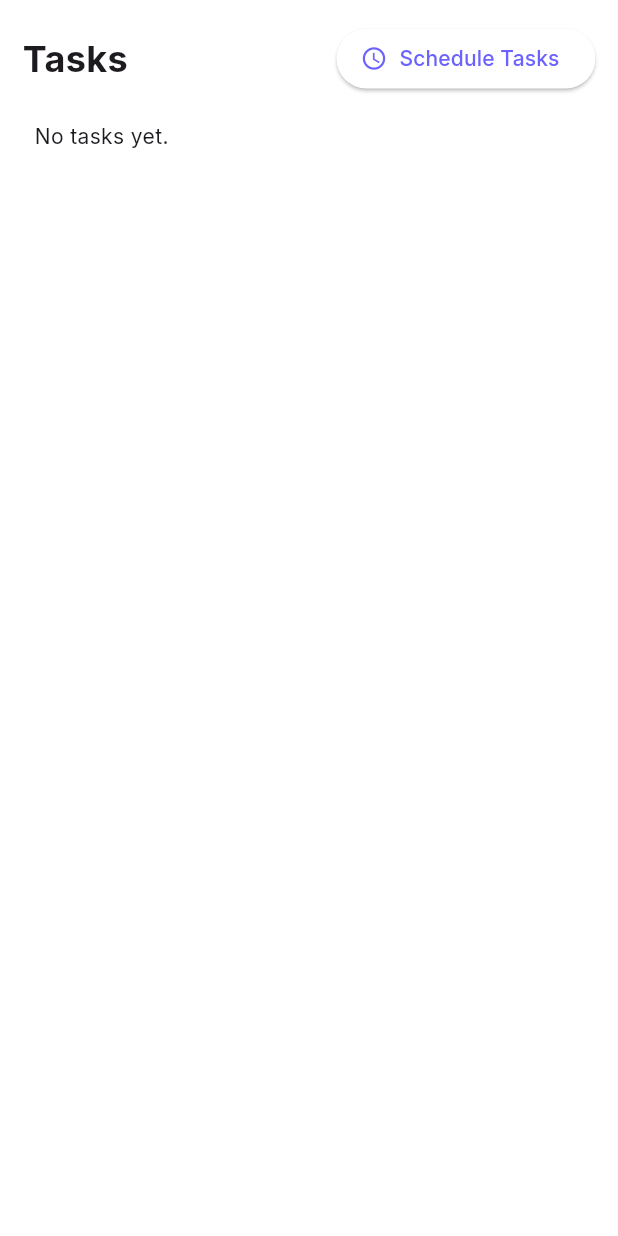
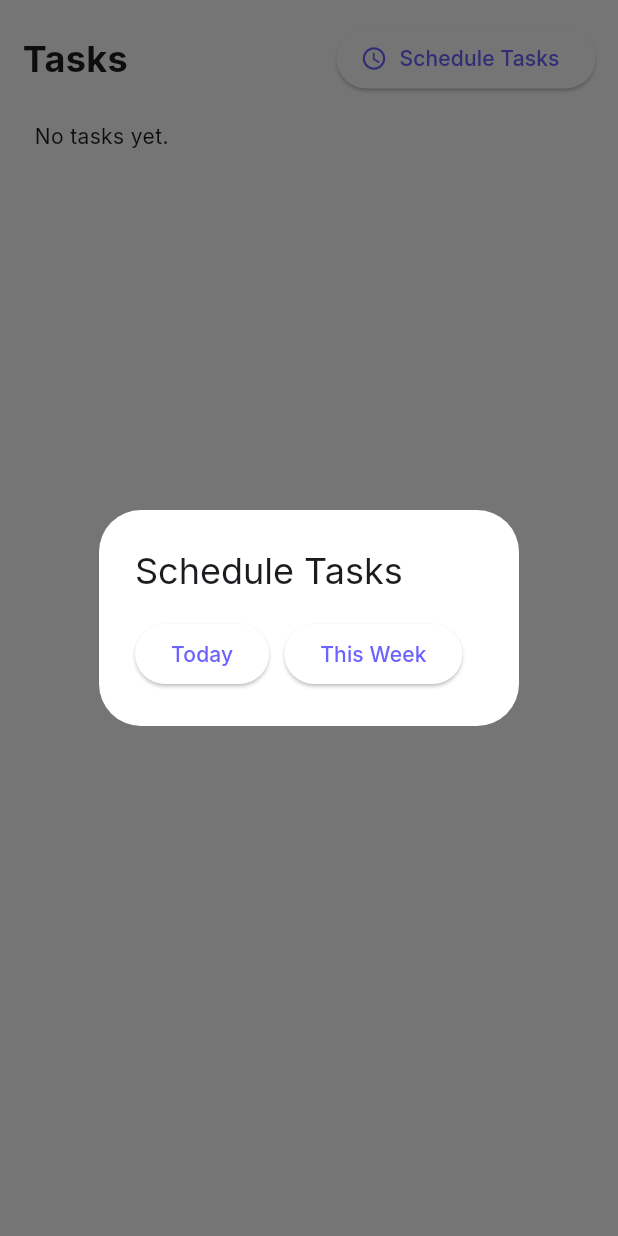
Before and after one commit to ashtonvaleroso/helloworld_2025, a Flutter app: the TaskList widget shown alone on an empty page, opened directly, after a tap on "Schedule Tasks", on a phone screen of 412 x 824 dp. Run offline on Flutter 3.47's test engine with Material 3 defaults, Android fonts, the phone set to English and light mode, and no system bars; our stand-ins replace google_fonts, objectbox, syncfusion_flutter_calendar; missing offline and left inert: multi_split_view; generated files the repository leaves out were written again.

Commit message:
final changes

```diff
--- a/lib/backend/user.dart
+++ b/lib/backend/user.dart
@@ -1,11 +1,17 @@
 class User {
   String name;
-  String email;
-  final (int, int) workingHours; // (startHour, endHour)
+  int workingHoursStart;
+  int workingHoursEnd;
 
   User({
     required this.name,
-    required this.email,
-    this.workingHours = (9, 17),
+    this.workingHoursStart = 9,
+    this.workingHoursEnd = 17,
   });
+
+  static User get defaultUser => User(
+        name: "Default User",
+        workingHoursStart: 9,
+        workingHoursEnd: 17,
+      );
 }
--- a/lib/backend/work_block.dart
+++ b/lib/backend/work_block.dart
@@ -2,23 +2,29 @@ import 'package:helloworld_2025/objectbox/task.dart';
 
 class WorkBlock {
   DateTime startTime;
-  double duration; // hours
-  late DateTime endTime;
+  DateTime endTime;
   List<Task> tasks = [];
-  double remainingTime;
 
   WorkBlock({
     required this.startTime,
-    this.duration = 2.0,
-  })  : remainingTime = duration,
-        endTime = startTime.add(Duration(
-          minutes: (duration * 60).round(),
-        ));
+    required this.endTime,
+    this.tasks = const [],
+  });
 
+  /// Returns remaining time in hours
+  double get remainingTime {
+    final usedMinutes = tasks.fold<int>(
+      0,
+      (sum, t) => sum + (t.estimatedTime * 60).toInt(),
+    );
+    final totalMinutes = endTime.difference(startTime).inMinutes;
+    return (totalMinutes - usedMinutes) / 60.0;
+  }
+
+  /// Try to add a task if it fits into the remaining time
   bool addTask(Task task) {
     if (task.estimatedTime <= remainingTime) {
       tasks.add(task);
-      remainingTime -= task.estimatedTime;
       return true;
     }
     return false;
@@ -27,6 +33,6 @@ class WorkBlock {
   @override
   String toString() {
     final taskNames = tasks.map((t) => t.name).join(", ");
-    return "WorkBlock(${startTime.toIso8601String()}, tasks=[$taskNames])";
+    return "WorkBlock(${startTime.toIso8601String()} - ${endTime.toIso8601String()}, tasks=[$taskNames], remainingHours=${remainingTime.toStringAsFixed(2)})";
   }
 }
--- /dev/null
+++ b/lib/frontend/dialogs/task_scheduler_dialog/task_scheduler_dialog.dart
@@ -0,0 +1,53 @@
+import 'package:flutter/material.dart';
+import 'package:google_fonts/google_fonts.dart';
+import 'package:helloworld_2025/frontend/dialogs/task_scheduler_dialog/task_scheduler_dialog_model.dart';
+import 'package:provider/provider.dart';
+
+class TaskSchedulerDialog extends StatelessWidget {
+  const TaskSchedulerDialog({super.key});
+
+  String _formatTime(DateTime time) {
+    final hour = time.hour % 12 == 0 ? 12 : time.hour % 12;
+    final minute = time.minute.toString().padLeft(2, '0');
+    final period = time.hour >= 12 ? 'PM' : 'AM';
+    return "$hour:$minute $period";
+  }
+
+  @override
+  Widget build(BuildContext context) {
+    return ChangeNotifierProvider(
+      create: (context) => TaskSchedulerModel(),
+      builder: (context, child) {
+        final model = context.watch<TaskSchedulerModel>();
+
+        return AlertDialog(
+          title: const Text("Schedule Tasks"),
+          content: Column(
+            mainAxisSize: MainAxisSize.min,
+            crossAxisAlignment: CrossAxisAlignment.start,
+            children: [
+              // Buttons
+              Row(
+                children: [
+                  ElevatedButton(
+                    onPressed: () => context
+                        .read<TaskSchedulerModel>()
+                        .scheduleAllAfterNow(context),
+                    child: const Text("Today"),
+                  ),
+                  const SizedBox(width: 10),
+                  ElevatedButton(
+                    onPressed: () => context
+                        .read<TaskSchedulerModel>()
+                        .scheduleAllAfterNow(context),
+                    child: const Text("This Week"),
+                  ),
+                ],
+              ),
+            ],
+          ),
+        );
+      },
+    );
+  }
+}
--- a/lib/frontend/event_page/event_page_model.dart
+++ b/lib/frontend/event_page/event_page_model.dart
@@ -4,9 +4,13 @@ import 'package:helloworld_2025/global/global_variables.dart';
 
 class EventPageModel extends ChangeNotifier {
   final Event? event;
-  EventPageModel(this.event) {
+  final bool isNew;
+  EventPageModel({
+    required this.event,
+    required this.isNew,
+  }) {
     if (event != null) {
-      titleController.text = event!.title;
+      titleController.text = isNew ? '' : event!.title;
       startTime = event!.startTime;
       endTime = event!.endTime;
       color = parseColor(event!.colorValue);
--- a/lib/objectbox/event.dart
+++ b/lib/objectbox/event.dart
@@ -10,6 +10,7 @@ class Event {
   DateTime endTime;
   int colorValue;
   bool isAllDay;
+  bool isFixed;
 
   Event({
     this.id = 0,
@@ -18,6 +19,7 @@ class Event {
     required this.endTime,
     required this.colorValue,
     this.isAllDay = false,
+    this.isFixed = true,
   });
 
   Color get color => Color(colorValue);
--- a/lib/objectbox/repository.dart
+++ b/lib/objectbox/repository.dart
@@ -19,6 +19,8 @@ class Repository {
 
   bool deleteEvent(int id) => _eventBox.remove(id);
 
+  void deleteAllEvents() => _eventBox.removeAll();
+
   Stream<List<Event>> streamEvents() => _eventBox
       .query()
       .watch(triggerImmediately: true)
@@ -30,6 +32,8 @@ class Repository {
 
   bool deleteTask(int id) => _taskBox.remove(id);
 
+  void deleteAllTasks() => _taskBox.removeAll();
+
   Stream<List<Task>> streamTasks() => _taskBox
       .query()
       .watch(triggerImmediately: true)
--- a/lib/objectbox/task.dart
+++ b/lib/objectbox/task.dart
@@ -9,6 +9,7 @@ class Task {
   DateTime dueDate;
   DateTime startDate;
   int priority; // 1 = highest, 3 = lowest
+  bool flexible;
 
   Task({
     this.id = 0,
@@ -17,6 +18,7 @@ class Task {
     required this.dueDate,
     required this.startDate,
     required this.priority,
+    this.flexible = true,
   });
 
   @override
--- a/lib/task_list/task_list.dart
+++ b/lib/task_list/task_list.dart
@@ -1,7 +1,11 @@
 import 'package:flutter/material.dart';
 import 'package:google_fonts/google_fonts.dart';
+import 'package:helloworld_2025/backend/user.dart';
 import 'package:helloworld_2025/frontend/dialogs/task_dialog.dart';
+import 'package:helloworld_2025/frontend/dialogs/task_scheduler_dialog/task_scheduler_dialog.dart';
+import 'package:helloworld_2025/frontend/dialogs/task_scheduler_dialog/task_scheduler_dialog_model.dart';
 import 'package:helloworld_2025/global/global_variables.dart';
+import 'package:helloworld_2025/objectbox/event.dart';
 import 'package:intl/intl.dart';
 
 class TaskList extends StatelessWidget {
@@ -22,16 +26,32 @@ class TaskList extends StatelessWidget {
             Row(
               children: [
                 Expanded(
-                  child: Text(
-                    'Tasks',
-                    style: GoogleFonts.inter(
-                      fontSize: 24,
-                      fontWeight: FontWeight.bold,
+                  child: InkWell(
+                    onTap: () {
+                      // TaskSchedulerModel.scheduleTasks(
+                      //     user: User.defaultUser,
+                      //     events: repository.getEvents(),
+                      //     tasks: repository.getTasks(),
+                      //     start: DateTime.now(),
+                      //     end: DateTime.now().add(Duration(days: 7)));
+                    },
+                    child: Text(
+                      'Tasks',
+                      style: GoogleFonts.inter(
+                        fontSize: 24,
+                        fontWeight: FontWeight.bold,
+                      ),
                     ),
                   ),
                 ),
                 ElevatedButton.icon(
-                  onPressed: () {},
+                  onPressed: () => Navigator.push(
+                    context,
+                    DialogRoute(
+                      context: context,
+                      builder: (context) => TaskSchedulerDialog(),
+                    ),
+                  ),
                   label: Text('Schedule Tasks'),
                   icon: Icon(Icons.schedule),
                 ),
```
Also changed, not shown: lib/backend/reschedule_manager.dart (deleted, +0 -122 lines), lib/frontend/dialogs/task_scheduler_dialog/task_scheduler_dialog_model.dart (added, +152 -0 lines), lib/frontend/event_page/event_page.dart (+10 -2 lines), lib/frontend/home_page/calendar_page.dart (+39 -20 lines), lib/global/global_functions.dart (+93 -0 lines), lib/objectbox-model.json (+14 -3 lines), lib/objectbox.g.dart.
